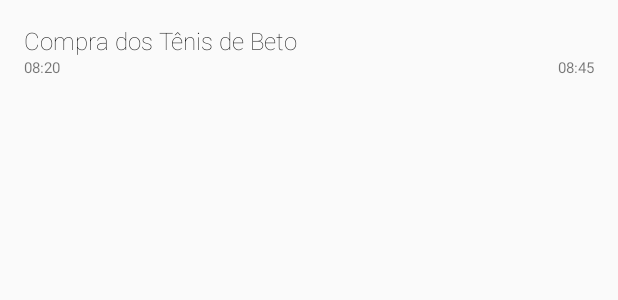
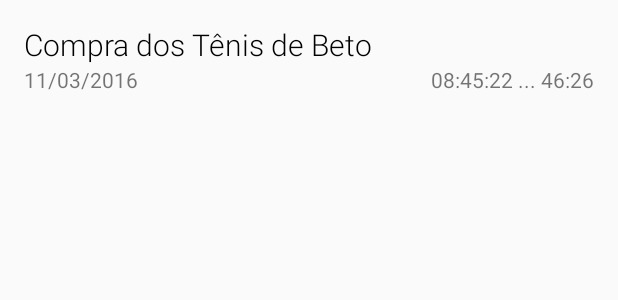
Before and after one commit to PosteroCompany/memo, an Android app: the layout recycler_item_note.xml on its own in the app's theme, with its tools: preview values and no code run, on a phone screen of 412 x 824 dp. Shown: the top 300 px of the screen. Run offline under Robolectric (Android 15) with nearby library versions, the phone set to English and light mode, and no system bars.

Commit message:
Update the design
- Add icon to the floating button
- Add hierarchy to the NoteAdd activity
- Add TextUtils methods

```diff
--- a/app/src/main/java/br/com/posterocompany/memo/activitys/NoteAdd.java
+++ b/app/src/main/java/br/com/posterocompany/memo/activitys/NoteAdd.java
@@ -24,6 +24,7 @@ public class NoteAdd extends AppCompatActivity {
     protected void onCreate(Bundle savedInstanceState) {
         super.onCreate(savedInstanceState);
         setContentView(R.layout.activity_add_note);
+        this.getSupportActionBar().setHomeButtonEnabled(true);
 
         txtText = (EditText) findViewById(R.id.txtText);
         dateCreate = new Date();
@@ -41,7 +42,7 @@ public class NoteAdd extends AppCompatActivity {
         switch (item.getItemId()) {
             case R.id.act_save:
                 this.saveNote();
-                getIntent().putExtra("noteId",note.getId());
+                getIntent().putExtra("noteId", note.getId());
                 this.setResult(RESULT_OK, getIntent());
                 this.finish();
                 return true;
@@ -53,7 +54,7 @@ public class NoteAdd extends AppCompatActivity {
         String text = txtText.getText().toString();
         note = new Note();
 
-        note.text = text;
+        note.text = text.trim();
         note.dateCreate = dateCreate;
         note.dateSave = new Date();
 
--- a/app/src/main/res/layout/activity_add_note.xml
+++ b/app/src/main/res/layout/activity_add_note.xml
@@ -19,7 +19,7 @@
             android:layout_width="match_parent"
             android:layout_height="match_parent"
             android:gravity="top|left"
-            android:hint="Text" />
+            android:hint="Note" />
     </android.support.design.widget.TextInputLayout>
 
 
--- a/app/src/main/res/layout/app_bar_main.xml
+++ b/app/src/main/res/layout/app_bar_main.xml
@@ -29,6 +29,6 @@
         android:layout_height="wrap_content"
         android:layout_gravity="bottom|end"
         android:layout_margin="@dimen/fab_margin"
-        android:src="@android:drawable/ic_dialog_email" />
+        android:src="@drawable/ic_fab_add_note" />
 
 </android.support.design.widget.CoordinatorLayout>
--- a/app/src/main/res/layout/recycler_item_note.xml
+++ b/app/src/main/res/layout/recycler_item_note.xml
@@ -13,9 +13,9 @@
         android:layout_width="match_parent"
         android:layout_height="wrap_content"
         android:text="Compra dos Tênis de Beto"
-        android:fontFamily="sans-serif-thin"
+        android:fontFamily="sans-serif-light"
         android:textColor="@android:color/black"
-        android:textSize="@dimen/list_item_size" />
+        android:textSize="@dimen/note_text_size" />
 
     <LinearLayout
         android:layout_width="match_parent"
@@ -28,17 +28,17 @@
             android:layout_width="0dp"
             android:layout_height="wrap_content"
             android:layout_weight="1"
-            android:text="08:20"
-            android:textSize="10dp" />
+            android:text="11/03/2016"
+            android:textSize="@dimen/note_date_size" />
 
         <TextView
             android:id="@+id/lblDateUpdate"
             android:layout_width="0dp"
             android:layout_height="wrap_content"
             android:layout_weight="1"
-            android:text="08:45"
+            android:text="08:45:22 ... 46:26"
             android:textAlignment="viewEnd"
-            android:textSize="10dp" />
+            android:textSize="@dimen/note_date_size" />
     </LinearLayout>
 
 
--- a/app/src/main/res/menu/activity_note_add.xml
+++ b/app/src/main/res/menu/activity_note_add.xml
@@ -5,5 +5,6 @@
         android:id="@+id/act_save"
         android:orderInCategory="100"
         android:title="@string/act_save"
-        app:showAsAction="never" />
+        android:icon="@android:drawable/ic_menu_save"
+        app:showAsAction="ifRoom" />
 </menu>
--- a/app/src/main/res/values/dimens.xml
+++ b/app/src/main/res/values/dimens.xml
@@ -6,5 +6,6 @@
     <dimen name="activity_horizontal_margin">16dp</dimen>
     <dimen name="activity_vertical_margin">16dp</dimen>
     <dimen name="fab_margin">16dp</dimen>
-    <dimen name="list_item_size">16dp</dimen>
+    <dimen name="note_text_size">20dp</dimen>
+    <dimen name="note_date_size">14dp</dimen>
 </resources>
```
Also changed, not shown: app/src/main/AndroidManifest.xml (+5 -2 lines), app/src/main/java/br/com/posterocompany/memo/activitys/MainActivity.java (+0 -20 lines), app/src/main/java/br/com/posterocompany/memo/adapters/NotesAdapter.java (+7 -3 lines), app/src/main/java/br/com/posterocompany/memo/utils/Text.java (added, +42 -0 lines), app/src/main/res/drawable/ic_fab_add_note.xml (added, +10 -0 lines).
